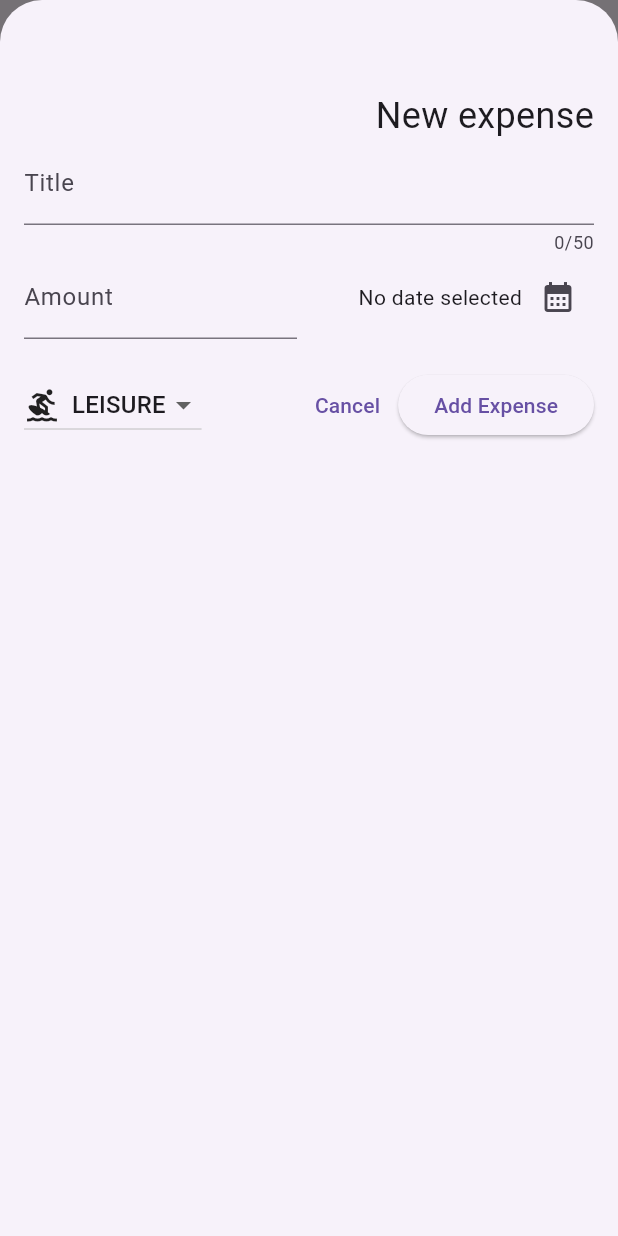
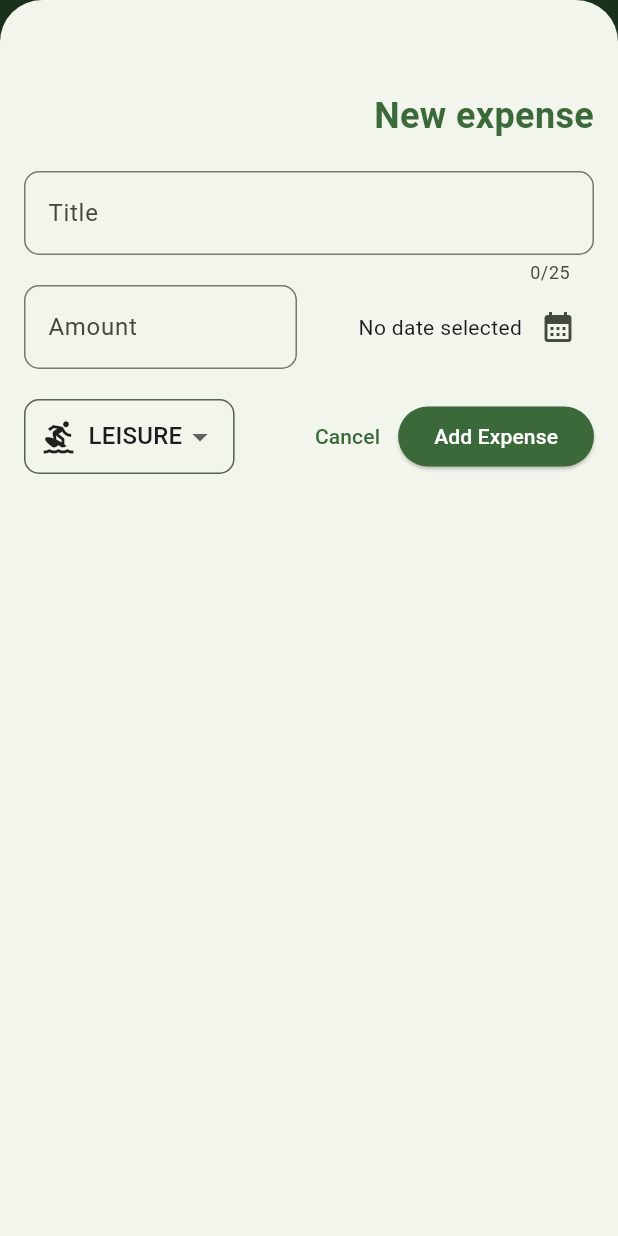
Before and after one commit to BenjaminChoron/expense_tracker, a Flutter app: the screen it shows after launch, after a tap on the "add" icon, on a phone screen of 412 x 824 dp. Run offline on Flutter 3.47's test engine with Material 3 defaults, Android fonts, the phone set to English and light mode, and no system bars.

Commit message:
💄 Theming

```diff
--- a/lib/main.dart
+++ b/lib/main.dart
@@ -1,6 +1,10 @@
 import 'package:flutter/material.dart';
 
 import 'package:expense_tracker/widgets/expenses.dart';
+
+ColorScheme kColorScheme = ColorScheme.fromSeed(
+  seedColor: Colors.green,
+);
 
 void main() {
   runApp(const MainApp());
@@ -11,8 +15,33 @@ class MainApp extends StatelessWidget {
 
   @override
   Widget build(BuildContext context) {
-    return const MaterialApp(
-      home: Expenses(),
+    return MaterialApp(
+      theme: ThemeData().copyWith(
+        colorScheme: kColorScheme,
+        appBarTheme: const AppBarTheme().copyWith(
+          backgroundColor: kColorScheme.primary,
+          foregroundColor: kColorScheme.onPrimary,
+          titleTextStyle: const TextStyle(
+            fontSize: 24,
+          ),
+        ),
+        scaffoldBackgroundColor: kColorScheme.secondaryContainer,
+        cardTheme: const CardTheme().copyWith(
+          color: kColorScheme.onPrimary,
+        ),
+        inputDecorationTheme: InputDecorationTheme(
+          border: OutlineInputBorder(
+            borderRadius: BorderRadius.circular(10),
+          ),
+        ),
+        elevatedButtonTheme: ElevatedButtonThemeData(
+          style: ElevatedButton.styleFrom(
+            backgroundColor: kColorScheme.primary,
+            foregroundColor: kColorScheme.onPrimary,
+          ),
+        ),
+      ),
+      home: const Expenses(),
     );
   }
 }
--- a/lib/widgets/expenses_list/expense_item.dart
+++ b/lib/widgets/expenses_list/expense_item.dart
@@ -20,8 +20,18 @@ class ExpenseItem extends StatelessWidget {
             Row(
               mainAxisAlignment: MainAxisAlignment.spaceBetween,
               children: [
-                Text(expense.title),
-                Text('${expense.amount.toStringAsFixed(2)} €'),
+                Text(
+                  expense.title,
+                  style: TextStyle(
+                    fontWeight: FontWeight.bold,
+                    fontSize: 16,
+                    color: Theme.of(context).colorScheme.primary,
+                  ),
+                ),
+                Text(
+                  '${expense.amount.toStringAsFixed(2)} €',
+                  style: const TextStyle(fontWeight: FontWeight.bold),
+                ),
               ],
             ),
             Row(
--- a/lib/widgets/expenses_list/expenses_list.dart
+++ b/lib/widgets/expenses_list/expenses_list.dart
@@ -13,12 +13,26 @@ class ExpensesList extends StatelessWidget {
   @override
   Widget build(BuildContext context) {
     return ListView.builder(
+      padding: const EdgeInsets.all(10),
       itemCount: expenses.length,
       itemBuilder: (ctx, index) => Dismissible(
         key: ValueKey(expenses[index]),
+        direction: DismissDirection.endToStart,
         onDismissed: (direction) {
           onRemoveExpense(expenses[index]);
         },
+        background: Container(
+          padding: const EdgeInsets.only(right: 20.0),
+          child: const Row(
+            mainAxisAlignment: MainAxisAlignment.end,
+            children: <Widget>[
+              Icon(
+                Icons.delete,
+                color: Colors.red,
+              )
+            ],
+          ),
+        ),
         child: ExpenseItem(expense: expenses[index]),
       ),
     );
--- a/lib/widgets/new_expense.dart
+++ b/lib/widgets/new_expense.dart
@@ -129,13 +129,18 @@ class _NewExpenseState extends State<NewExpense> {
       child: Column(
         crossAxisAlignment: CrossAxisAlignment.end,
         children: [
-          const Text(
+          Text(
             'New expense',
-            style: TextStyle(fontSize: 24),
+            style: TextStyle(
+              fontSize: 24,
+              color: Theme.of(context).colorScheme.primary,
+              fontWeight: FontWeight.bold,
             ),
+          ),
+          const SizedBox(height: 20),
           TextField(
             controller: _titleController,
-            maxLength: 50,
+            maxLength: 25,
             decoration: const InputDecoration(labelText: 'Title'),
           ),
           Row(
@@ -173,7 +178,14 @@ class _NewExpenseState extends State<NewExpense> {
           const SizedBox(height: 20),
           Row(
             children: [
-              DropdownButton(
+              Container(
+                padding: const EdgeInsets.symmetric(horizontal: 10),
+                decoration: BoxDecoration(
+                  border: Border.all(
+                      color: Theme.of(context).colorScheme.secondary),
+                  borderRadius: BorderRadius.circular(10),
+                ),
+                child: DropdownButton(
                   value: _selectedCategory,
                   items: Category.values
                       .map(
@@ -190,6 +202,8 @@ class _NewExpenseState extends State<NewExpense> {
                       )
                       .toList(),
                   onChanged: (value) => _selectCategory(value),
+                  underline: const SizedBox(),
+                ),
               ),
               const Spacer(),
               TextButton(
```
Lines whose indentation alone changed are shown as unchanged.
